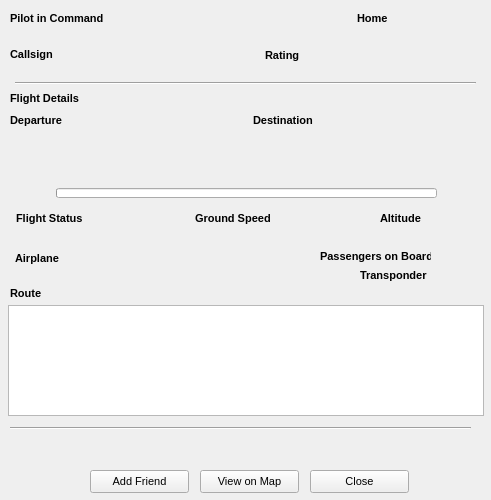
Qt form QtUI/PilotInfo_UI.ui (emper0r/IVAO-status) before a commit.
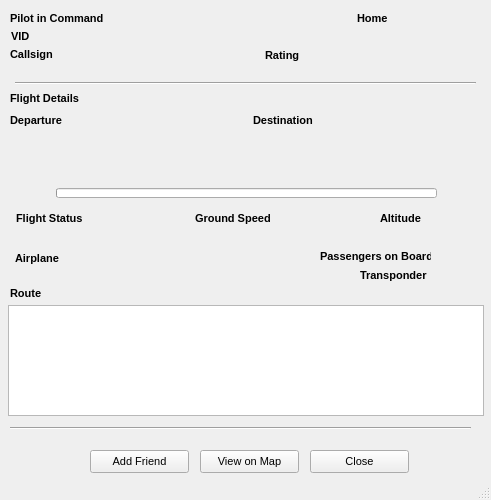
The same form after that commit.

Commit message:
* Added VID into PilotInfoUI
    + Conected Add Friend Button to PilotInfoUI
    + Added StatusBar to PilotInfoUI

    TODO:
    - When add friend to list, refresh friend list
    - Show correct data in the friend table

```diff
--- a/QtUI/PilotInfo_UI.ui
+++ b/QtUI/PilotInfo_UI.ui
@@ -329,7 +329,7 @@
     <property name="geometry">
      <rect>
       <x>90</x>
-      <y>470</y>
+      <y>450</y>
       <width>99</width>
       <height>23</height>
      </rect>
@@ -350,7 +350,7 @@
     <property name="geometry">
      <rect>
       <x>200</x>
-      <y>470</y>
+      <y>450</y>
       <width>99</width>
       <height>23</height>
      </rect>
@@ -371,7 +371,7 @@
     <property name="geometry">
      <rect>
       <x>310</x>
-      <y>470</y>
+      <y>450</y>
       <width>99</width>
       <height>23</height>
      </rect>
@@ -810,7 +810,52 @@
      <string/>
     </property>
    </widget>
+   <widget class="QLabel" name="vid_label">
+    <property name="geometry">
+     <rect>
+      <x>11</x>
+      <y>28</y>
+      <width>21</width>
+      <height>16</height>
+     </rect>
+    </property>
+    <property name="font">
+     <font>
+      <pointsize>8</pointsize>
+      <weight>75</weight>
+      <bold>true</bold>
+     </font>
+    </property>
+    <property name="cursor">
+     <cursorShape>PointingHandCursor</cursorShape>
+    </property>
+    <property name="text">
+     <string>VID</string>
+    </property>
+   </widget>
+   <widget class="QLabel" name="vidText">
+    <property name="geometry">
+     <rect>
+      <x>32</x>
+      <y>28</y>
+      <width>51</width>
+      <height>16</height>
+     </rect>
+    </property>
+    <property name="font">
+     <font>
+      <pointsize>8</pointsize>
+     </font>
+    </property>
+    <property name="cursor">
+     <cursorShape>PointingHandCursor</cursorShape>
+    </property>
+    <property name="text">
+     <string/>
+    </property>
+   </widget>
   </widget>
+  <widget class="QStatusBar" name="statusBar"/>
  </widget>
  <resources/>
  <connections>
```
The commit also changes 2 other files.
